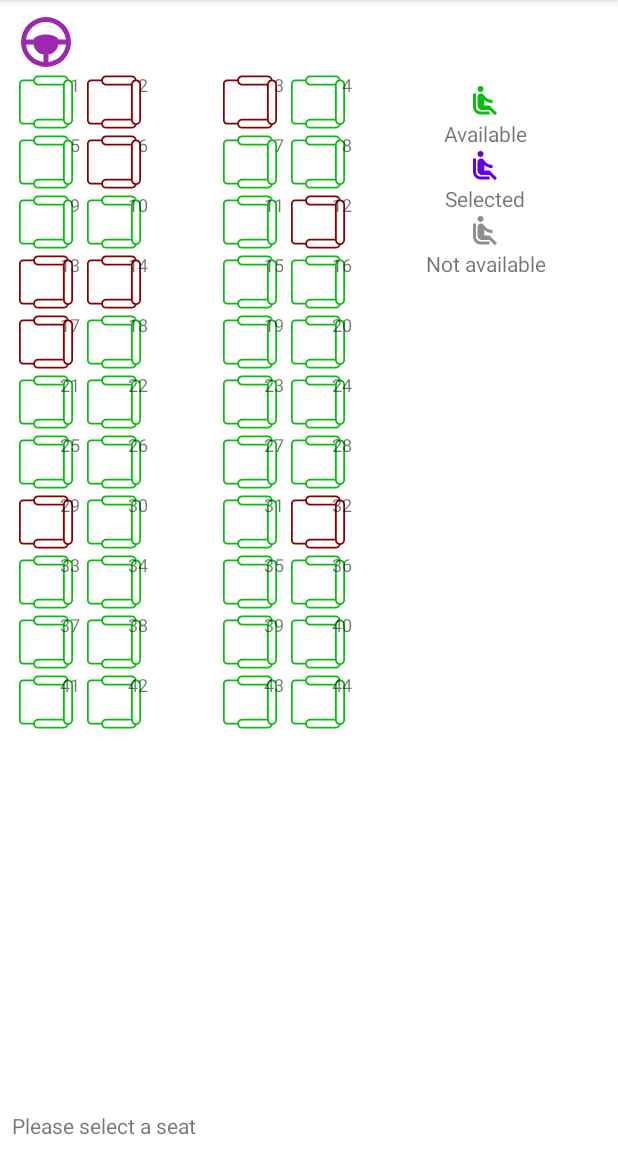
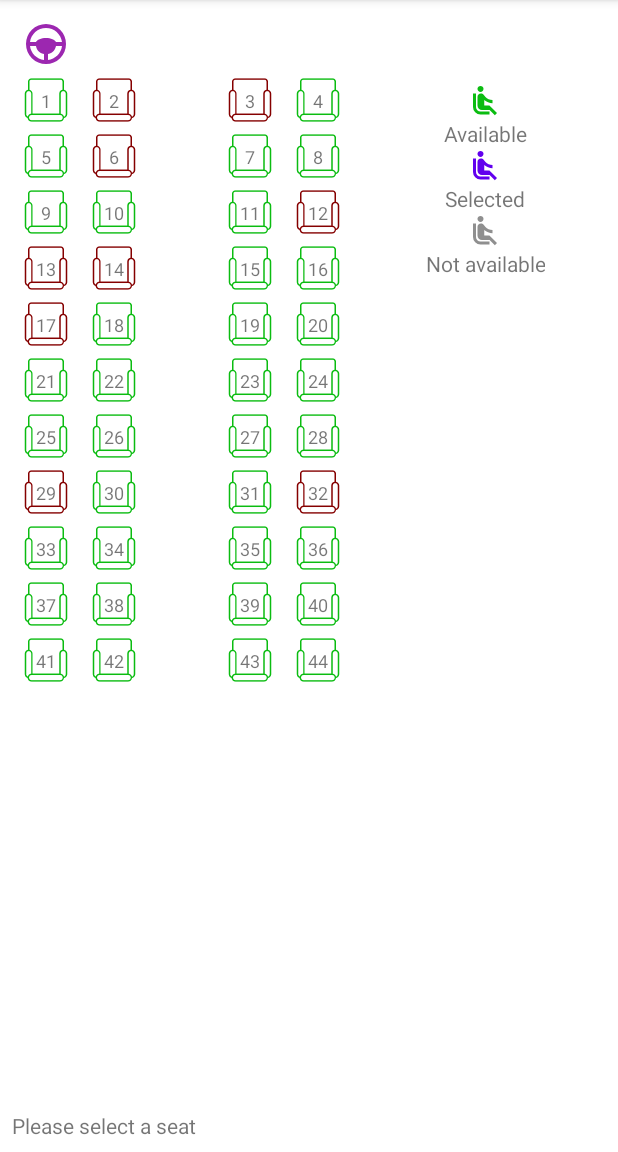
Before and after one commit to Edgar242/MarIguanApp, an Android app: the fragment BookStepOneFragment shown on its own in the app's theme, on a phone screen of 412 x 824 dp, the part 84-1236 px from its top. Run offline under Robolectric (Android 15) with nearby library versions, the phone set to English and light mode, and no system bars.

Commit message:
Update book_seat_item.xml

```diff
--- a/app/src/main/res/layout/book_seat_item.xml
+++ b/app/src/main/res/layout/book_seat_item.xml
@@ -8,21 +8,25 @@
     <ImageView
         android:id="@+id/imageButtonSeat"
         android:layout_width="45dp"
-        android:layout_height="40dp"
-        android:visibility="visible"
+        android:layout_height="32dp"
+        android:layout_marginTop="5dp"
+        android:rotation="90"
         app:layout_constraintBottom_toBottomOf="parent"
         app:layout_constraintEnd_toEndOf="parent"
-
+        app:layout_constraintHorizontal_bias="0.0"
         app:layout_constraintStart_toStartOf="parent"
         app:layout_constraintTop_toTopOf="parent"
-        tools:srcCompat="@drawable/seat_available" />
+        app:layout_constraintVertical_bias="1.0"
+        tools:srcCompat="@drawable/ic_seat_available" />
 
     <TextView
         android:id="@+id/textViewSeatNumber"
         android:layout_width="wrap_content"
-        android:layout_height="0dp"
+        android:layout_height="wrap_content"
         android:text="1"
         android:textSize="12sp"
+        app:layout_constraintBottom_toBottomOf="@+id/imageButtonSeat"
         app:layout_constraintEnd_toEndOf="@+id/imageButtonSeat"
+        app:layout_constraintStart_toStartOf="parent"
         app:layout_constraintTop_toTopOf="@+id/imageButtonSeat" />
 </androidx.constraintlayout.widget.ConstraintLayout>
```
